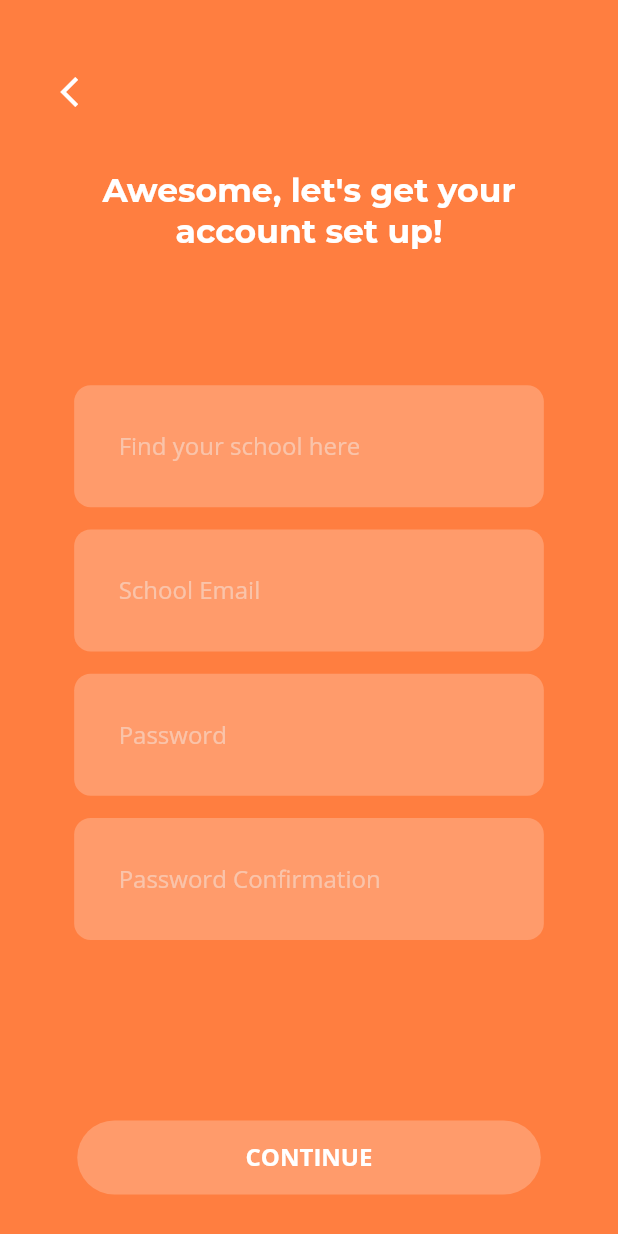
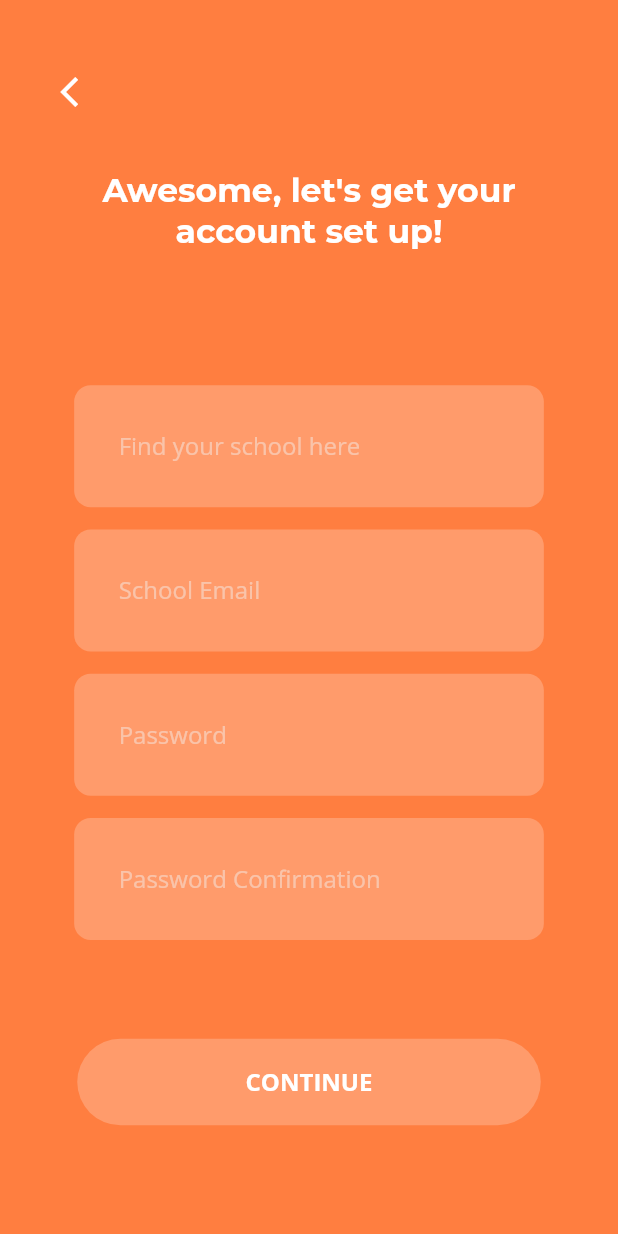
Before and after one commit to SweetSourPeter/ClassmateApp, a Flutter app: the SignUpPage screen opened directly, on a phone screen of 412 x 824 dp. Run offline on Flutter 3.47's test engine with Material 2 defaults, Android fonts, the phone set to English and light mode, and no system bars; drawn by our look-alikes of auto_size_text; our stand-ins replace cached_network_image, cloud_firestore, curved_navigation_bar, dots_indicator, emoji_picker_flutter, expandable and 21 more; missing offline and left inert: dart:ffi, diff_match_patch, jitsi_meet; accounts and stored records are empty.

Commit message:
functions added: choose group leader, group note, @ in group chat to mention. Updated the position of the logo in the login page

```diff
--- a/lib/pages/group_chat_pages/atPeople.dart
+++ b/lib/pages/group_chat_pages/atPeople.dart
@@ -30,7 +30,7 @@ class _AtPeopleState extends State<AtPeople> {
   List<dynamic> membersFound;
 
   initiateSearch() {
-    membersFound = memberInfo.where((element) => element[0].contains(searchTextEditingController.text)).toList();
+    membersFound = memberInfo.where((element) => element[0].toString().toUpperCase().contains(searchTextEditingController.text.toUpperCase())).toList();
     print('result is:');
     print(membersFound);
 
--- a/lib/pages/group_chat_pages/chooseGroupLeader.dart
+++ b/lib/pages/group_chat_pages/chooseGroupLeader.dart
@@ -60,7 +60,7 @@ class _ChooseGroupLeaderState extends State<ChooseGroupLeader> {
   }
 
   initiateSearch() {
-    foundUser = members.where((element) => element[0].contains(searchTextEditingController.text)).toList();
+    foundUser = members.where((element) => element[0].toString().toUpperCase().contains(searchTextEditingController.text.toUpperCase())).toList();
     print('result is:');
     print(foundUser);
 
--- a/lib/pages/my_pages/sign_in.dart
+++ b/lib/pages/my_pages/sign_in.dart
@@ -100,9 +100,9 @@ class _SignInState extends State<SignIn> {
 
     _getBackBtn() {
       return Align(
-        alignment: Alignment.topLeft,
+        alignment: Alignment.topRight,
         child: Padding(
-          padding: EdgeInsets.only(top: _height * 0.06, left: _width * 0.098),
+          padding: EdgeInsets.only(top: _height * 0.06, right: _width * 0.098),
           child: GestureDetector(
             onTap: () {
               widget.pageController.animateToPage(1,
@@ -110,7 +110,7 @@ class _SignInState extends State<SignIn> {
                   curve: Curves.easeInCubic);
             },
             child: Icon(
-              Icons.arrow_back_ios,
+              Icons.arrow_forward_ios,
               color: Colors.white,
             ),
           ),
--- a/lib/pages/my_pages/sign_up.dart
+++ b/lib/pages/my_pages/sign_up.dart
@@ -217,10 +217,11 @@ class _SignUpPageState extends State<SignUpPage> {
 
     _getSignIn() {
       return Container(
+        padding: EdgeInsets.only(bottom: _height*0.03),
         decoration: BoxDecoration(
           borderRadius: BorderRadius.circular(40),
         ),
-        height: _height * 0.06,
+        height: _height * 0.1,
         width: _width * 0.75,
         child: RaisedButton(
           hoverElevation: 0,
@@ -240,7 +241,7 @@ class _SignUpPageState extends State<SignUpPage> {
             emailExist = false;
             signMeUp();
           },
-          child: AutoSizeText(
+          child: Text(
             'CONTINUE',
             style: simpleTextSansStyleBold(
                 (emailTextEditingController.text.isNotEmpty &&
@@ -294,7 +295,7 @@ class _SignUpPageState extends State<SignUpPage> {
           left: _width * 0.12,
           right: _width * 0.12,
           top: _height * 0.09,
-          bottom: _height * 0.146,
+          bottom: _height * 0.08,
         ),
         child: Column(mainAxisAlignment: MainAxisAlignment.start, children: [
           Form(
--- a/lib/pages/my_pages/start_login.dart
+++ b/lib/pages/my_pages/start_login.dart
@@ -116,11 +116,12 @@ class _StartLoginPageState extends State<StartLoginPage> {
                     : Curves.easeInOut,
                 tween: postionLogo,
                 builder: (BuildContext context, animation, Widget child) {
+                  print(_currentIndex);
                   return AnimatedPositioned(
-                    duration: Duration(milliseconds: 300),
+                    duration: Duration(milliseconds: 370),
                     top: _currentIndex == null || _currentIndex == 1
                         ? _height * 0.11
-                        : _height * 0.000,
+                        : _height * -0.2,
                     left: _width / 2 - (156 / 2), //logo widget width/2
                     child: TweenAnimationBuilder(
                       child: LogoWidget(),
```
